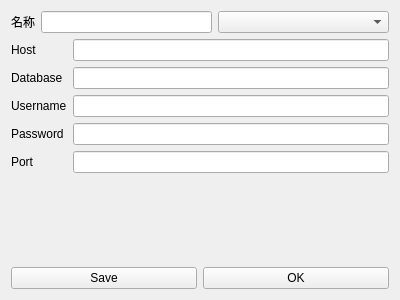
First picture: the form in src/ui/dblogin.ui, repository JerryAZR/xls2pgsql, before the edit.
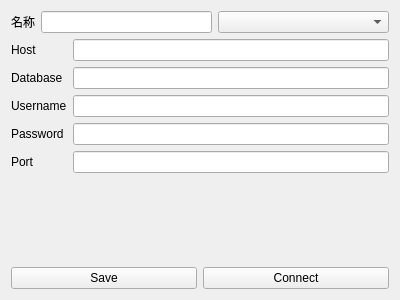
Second picture: the form after the edit.

Diff of the .ui file:
```diff
--- a/src/ui/dblogin.ui
+++ b/src/ui/dblogin.ui
@@ -121,7 +121,7 @@
      <item>
       <widget class="QPushButton" name="okBtn">
        <property name="text">
-        <string>OK</string>
+        <string>Connect</string>
        </property>
       </widget>
      </item>
```
